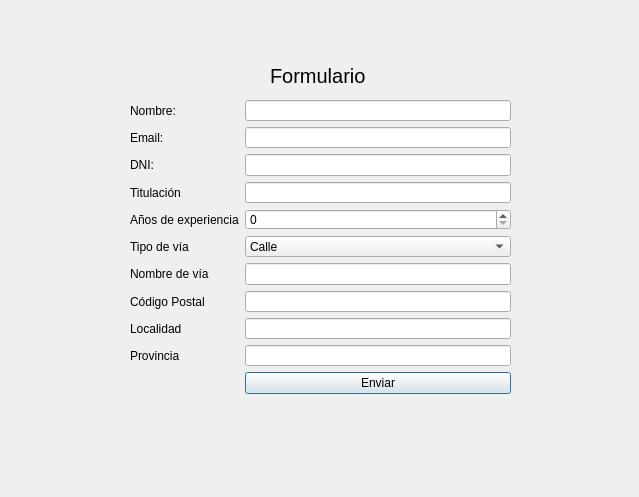
First picture: the form in formulario.ui, repository julinavas14/trabajo_programacion_sql, before the edit.
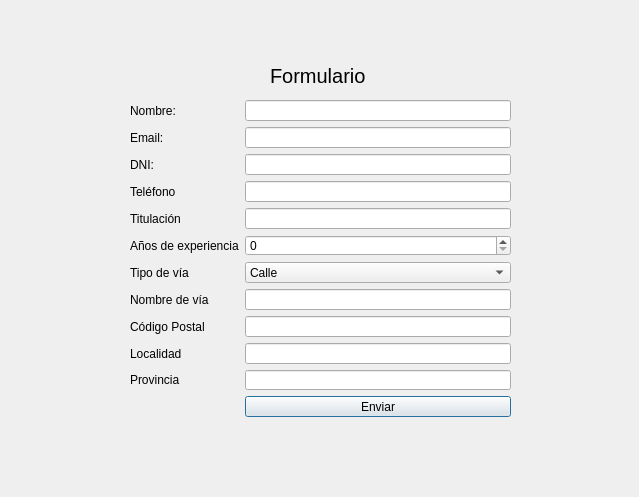
Second picture: the form after the edit.

What changed in the file:
```diff
--- a/formulario.ui
+++ b/formulario.ui
@@ -19,7 +19,7 @@
      <x>130</x>
      <y>100</y>
      <width>381</width>
-     <height>294</height>
+     <height>317</height>
     </rect>
    </property>
    <layout class="QFormLayout" name="formLayout">
@@ -53,34 +53,34 @@
     <item row="3" column="1">
      <widget class="QLineEdit" name="addDNI"/>
     </item>
-    <item row="4" column="0">
+    <item row="5" column="0">
      <widget class="QLabel" name="titulaciNLabel">
       <property name="text">
        <string>Titulación</string>
       </property>
      </widget>
     </item>
-    <item row="4" column="1">
+    <item row="5" column="1">
      <widget class="QLineEdit" name="addtitulacion"/>
     </item>
-    <item row="5" column="0">
+    <item row="6" column="0">
      <widget class="QLabel" name="aOsDeExperienciaLabel">
       <property name="text">
        <string>Años de experiencia</string>
       </property>
      </widget>
     </item>
-    <item row="5" column="1">
+    <item row="6" column="1">
      <widget class="QSpinBox" name="addanos"/>
     </item>
-    <item row="6" column="0">
+    <item row="7" column="0">
      <widget class="QLabel" name="tipoDeVALabel">
       <property name="text">
        <string>Tipo de vía</string>
       </property>
      </widget>
     </item>
-    <item row="6" column="1">
+    <item row="7" column="1">
      <widget class="QComboBox" name="comboBox">
       <item>
        <property name="text">
@@ -99,53 +99,63 @@
       </item>
      </widget>
     </item>
-    <item row="7" column="0">
+    <item row="8" column="0">
      <widget class="QLabel" name="nombreDeVALabel">
       <property name="text">
        <string>Nombre de vía</string>
       </property>
      </widget>
     </item>
-    <item row="7" column="1">
+    <item row="8" column="1">
      <widget class="QLineEdit" name="addnombrevia"/>
     </item>
-    <item row="8" column="0">
+    <item row="9" column="0">
      <widget class="QLabel" name="cDigoPostalLabel">
       <property name="text">
        <string>Código Postal</string>
       </property>
      </widget>
     </item>
-    <item row="8" column="1">
+    <item row="9" column="1">
      <widget class="QLineEdit" name="addcodigopostal"/>
     </item>
-    <item row="9" column="0">
+    <item row="10" column="0">
      <widget class="QLabel" name="localidadLabel">
       <property name="text">
        <string>Localidad</string>
       </property>
      </widget>
     </item>
-    <item row="9" column="1">
+    <item row="10" column="1">
      <widget class="QLineEdit" name="addlocalidad"/>
     </item>
-    <item row="10" column="0">
+    <item row="11" column="0">
      <widget class="QLabel" name="provinciaLabel">
       <property name="text">
        <string>Provincia</string>
       </property>
      </widget>
     </item>
-    <item row="10" column="1">
-     <widget class="QLineEdit" name="addprovincia"/>
-    </item>
     <item row="11" column="1">
+     <widget class="QLineEdit" name="addprovincia"/>
+    </item>
+    <item row="12" column="1">
      <widget class="QPushButton" name="addenviar">
       <property name="text">
        <string>Enviar</string>
       </property>
      </widget>
     </item>
+    <item row="4" column="0">
+     <widget class="QLabel" name="telFonosLabel">
+      <property name="text">
+       <string>Teléfono</string>
+      </property>
+     </widget>
+    </item>
+    <item row="4" column="1">
+     <widget class="QLineEdit" name="addtelefono"/>
+    </item>
    </layout>
   </widget>
   <widget class="QLabel" name="label">
```
